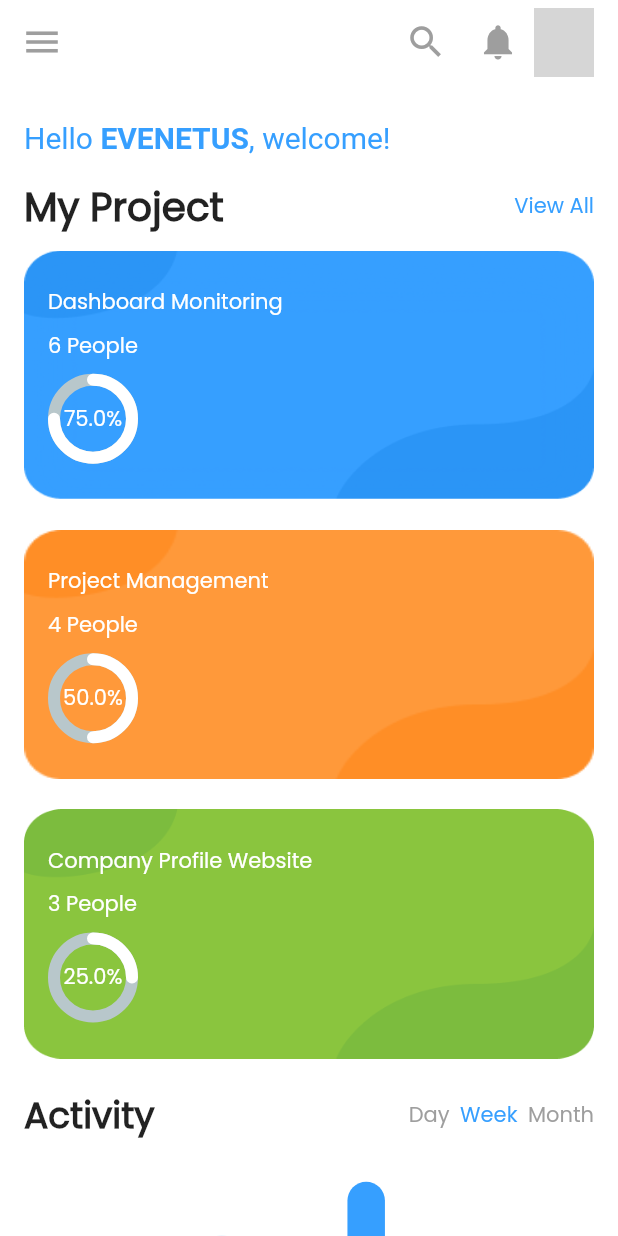
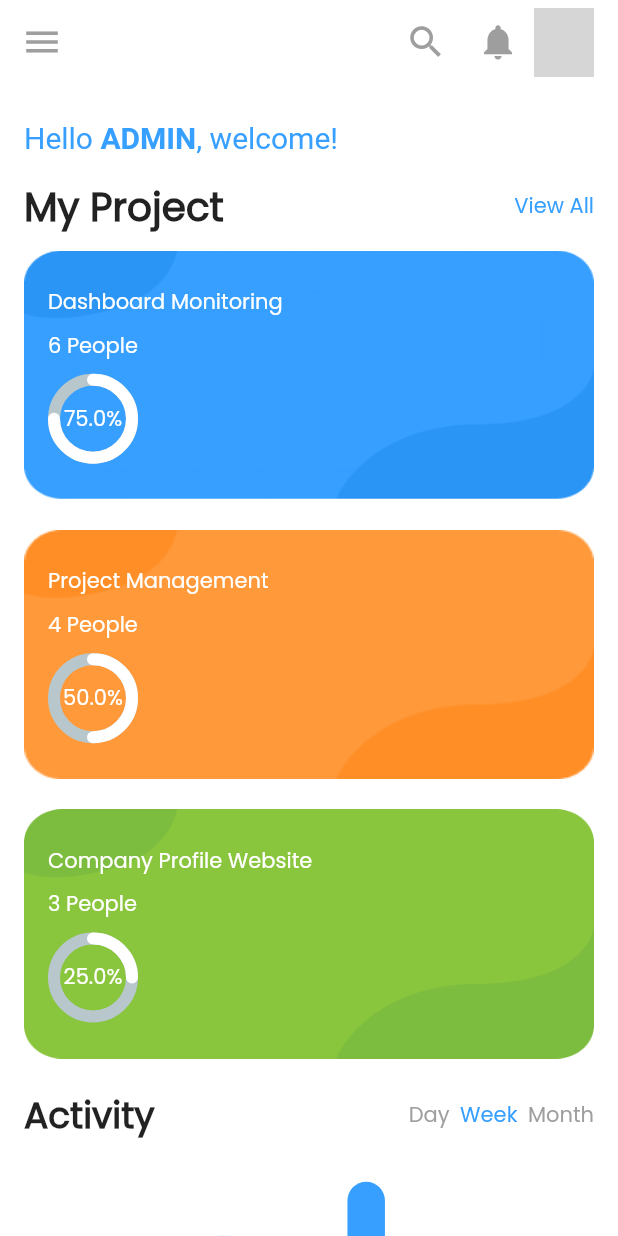
Before and after one commit to eworshiper/employee_assessment, a Flutter app: the screen it shows after launch, on a phone screen of 412 x 824 dp. Run offline on Flutter 3.47's test engine with Material 2 defaults, Android fonts, the phone set to English and light mode, and no system bars; drawn by our look-alikes of fl_chart, percent_indicator; missing offline and left inert: ternav_icons; network calls fail; grey boxes are pictures that could not be loaded.

Commit message:
Merge branch 'master' of https://github.com/eworshiper/employee_assessment into iruppan
# Conflicts:
#	lib/main.dart

```diff
--- a/lib/main.dart
+++ b/lib/main.dart
@@ -1,3 +1,4 @@
+import 'package:dashboard/screens/admin_screen.dart';
 import 'package:dashboard/screens/main_screen.dart';
 import 'package:flutter/material.dart';
 import 'package:dashboard/screens/login_screen.dart';
@@ -17,7 +18,7 @@ class MyApp extends StatelessWidget {
       debugShowCheckedModeBanner: false,
       title: 'Flutter Demo',
       theme: ThemeData(fontFamily: "Poppins"),
-      home: const MainScreen(),
+      home: const AdminScreen(),
     );
   }
 }
--- a/lib/screens/user_management.dart
+++ b/lib/screens/user_management.dart
@@ -3,6 +3,7 @@ import 'package:dashboard/screens/components/chart_container.dart';
 import 'package:dashboard/widgets/activity_header.dart';
 import 'package:dashboard/widgets/bar_chart.dart';
 import 'package:dashboard/widgets/courses_grid.dart';
+import 'package:dashboard/widgets/team_list.dart';
 import 'package:flutter/material.dart';
 
 import '../constant.dart';
@@ -96,7 +97,7 @@ class UserManagement extends StatelessWidget {
               const SizedBox(
                 height: 10,
               ),
-              const CourseGrid(),
+              const TeamList(),
               const SizedBox(
                 height: 20,
               ),
--- /dev/null
+++ b/lib/widgets/courses_grid.dart
@@ -0,0 +1,61 @@
+import 'package:dashboard/data/data.dart';
+import 'package:dashboard/model/project_model.dart';
+import 'package:flutter/material.dart';
+import 'package:percent_indicator/percent_indicator.dart';
+
+class CourseGrid extends StatelessWidget {
+  const CourseGrid({Key? key}) : super(key: key);
+
+  @override
+  Widget build(BuildContext context) {
+    return GridView.builder(
+        itemCount: project.length,
+        physics: const NeverScrollableScrollPhysics(),
+        shrinkWrap: true,
+        gridDelegate: const SliverGridDelegateWithFixedCrossAxisCount(
+            childAspectRatio: 16 / 7, crossAxisCount: 1, mainAxisSpacing: 20),
+        itemBuilder: (context, index) {
+          return Container(
+            decoration: BoxDecoration(
+              image: DecorationImage(
+                  image: AssetImage(project[index].backImage), fit: BoxFit.fill),
+            ),
+            child: Padding(
+              padding: const EdgeInsets.all(16),
+              child: Row(
+                mainAxisAlignment: MainAxisAlignment.spaceBetween,
+                children: [
+                  Column(
+                    crossAxisAlignment: CrossAxisAlignment.start,
+                    mainAxisAlignment: MainAxisAlignment.spaceEvenly,
+                    children: [
+                      Text(
+                        project[index].title,
+                        style: const TextStyle(color: Colors.white),
+                      ),
+                      Text(
+                        project[index].project_team,
+                        style: const TextStyle(color: Colors.white),
+                      ),
+                      CircularPercentIndicator(
+                        radius: 30,
+                        lineWidth: 8,
+                        animation: true,
+                        animationDuration: 1500,
+                        circularStrokeCap: CircularStrokeCap.round,
+                        percent: project[index].percent / 100,
+                        progressColor: Colors.white,
+                        center: Text(
+                          "${project[index].percent}%",
+                          style: const TextStyle(color: Colors.white),
+                        ),
+                      )
+                    ],
+                  ),
+                ],
+              ),
+            ),
+          );
+        });
+  }
+}
```
